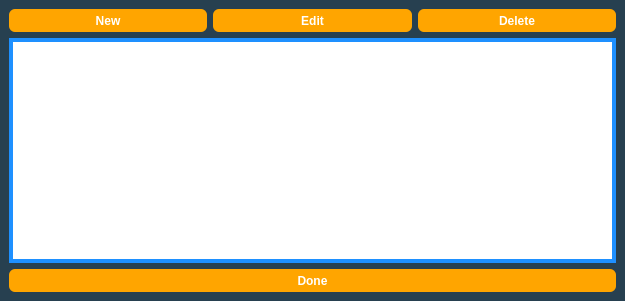
Above: Forms/Gen4/ProfileManager4.ui from Admiral-Fish/PokeFinder before the change. Below: the same form after it.
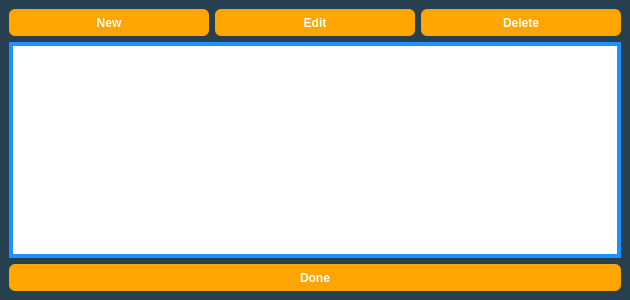
That is the form after the change. Custom widgets are drawn as their Qt base class.

Diff of the .ui file:
```diff
--- a/Forms/Gen4/ProfileManager4.ui
+++ b/Forms/Gen4/ProfileManager4.ui
@@ -6,14 +6,26 @@
    <rect>
     <x>0</x>
     <y>0</y>
-    <width>625</width>
-    <height>301</height>
+    <width>630</width>
+    <height>300</height>
    </rect>
   </property>
+  <property name="sizePolicy">
+   <sizepolicy hsizetype="Fixed" vsizetype="Fixed">
+    <horstretch>0</horstretch>
+    <verstretch>0</verstretch>
+   </sizepolicy>
+  </property>
   <property name="minimumSize">
    <size>
-    <width>625</width>
-    <height>301</height>
+    <width>630</width>
+    <height>300</height>
+   </size>
+  </property>
+  <property name="maximumSize">
+   <size>
+    <width>630</width>
+    <height>300</height>
    </size>
   </property>
   <property name="windowTitle">
@@ -49,10 +61,16 @@
    <layout class="QGridLayout" name="gridLayout">
     <item row="0" column="0">
      <widget class="QPushButton" name="pushButtonNew">
+      <property name="sizePolicy">
+       <sizepolicy hsizetype="Preferred" vsizetype="Preferred">
+        <horstretch>0</horstretch>
+        <verstretch>1</verstretch>
+       </sizepolicy>
+      </property>
       <property name="minimumSize">
        <size>
         <width>0</width>
-        <height>23</height>
+        <height>0</height>
        </size>
       </property>
       <property name="text">
@@ -62,10 +80,16 @@
     </item>
     <item row="0" column="1">
      <widget class="QPushButton" name="pushButtonEdit">
+      <property name="sizePolicy">
+       <sizepolicy hsizetype="Preferred" vsizetype="Preferred">
+        <horstretch>0</horstretch>
+        <verstretch>1</verstretch>
+       </sizepolicy>
+      </property>
       <property name="minimumSize">
        <size>
         <width>0</width>
-        <height>23</height>
+        <height>0</height>
        </size>
       </property>
       <property name="text">
@@ -75,10 +99,16 @@
     </item>
     <item row="0" column="2">
      <widget class="QPushButton" name="pushButtonDelete">
+      <property name="sizePolicy">
+       <sizepolicy hsizetype="Preferred" vsizetype="Preferred">
+        <horstretch>0</horstretch>
+        <verstretch>1</verstretch>
+       </sizepolicy>
+      </property>
       <property name="minimumSize">
        <size>
         <width>0</width>
-        <height>23</height>
+        <height>0</height>
        </size>
       </property>
       <property name="text">
@@ -88,6 +118,12 @@
     </item>
     <item row="1" column="0" colspan="3">
      <widget class="TableView" name="tableView">
+      <property name="sizePolicy">
+       <sizepolicy hsizetype="Expanding" vsizetype="Expanding">
+        <horstretch>0</horstretch>
+        <verstretch>8</verstretch>
+       </sizepolicy>
+      </property>
       <attribute name="verticalHeaderVisible">
        <bool>false</bool>
       </attribute>
@@ -95,10 +131,16 @@
     </item>
     <item row="2" column="0" colspan="3">
      <widget class="QPushButton" name="pushButtonOk">
+      <property name="sizePolicy">
+       <sizepolicy hsizetype="Preferred" vsizetype="Preferred">
+        <horstretch>0</horstretch>
+        <verstretch>1</verstretch>
+       </sizepolicy>
+      </property>
       <property name="minimumSize">
        <size>
         <width>0</width>
-        <height>23</height>
+        <height>0</height>
        </size>
       </property>
       <property name="text">
```
Left out of the diff: 2 changed lines with no effect on the pictures.
